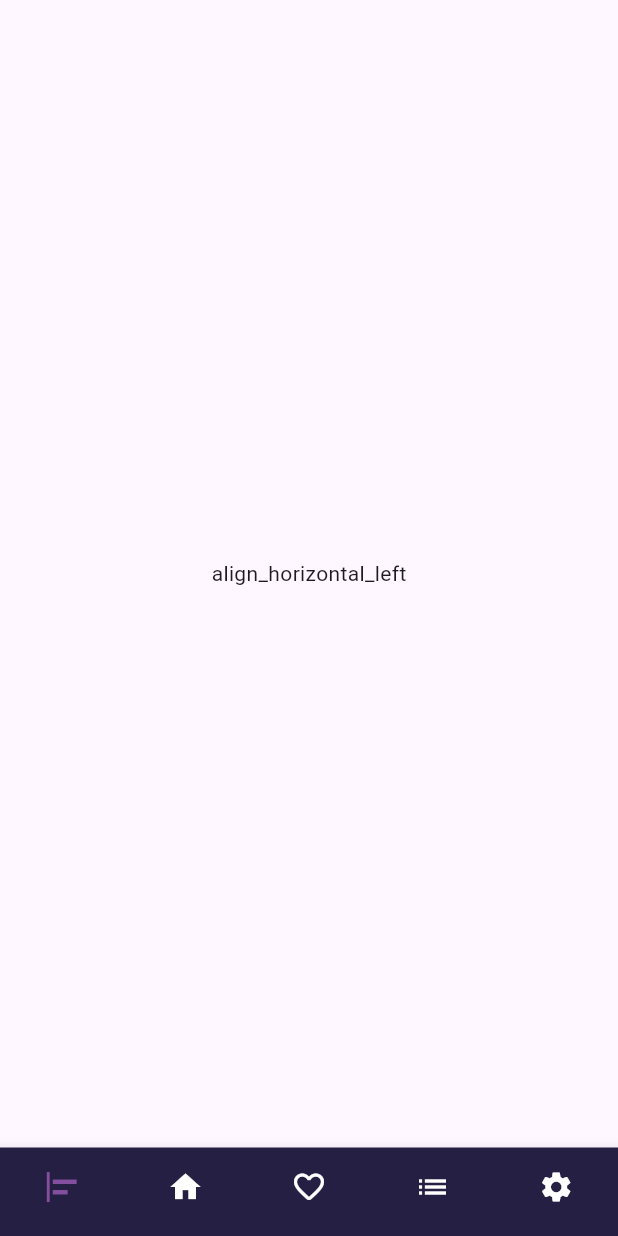
After one commit to abdallahalqisy/music_app, a Flutter app: the MainHomeScreen screen opened by its route, on a phone screen of 412 x 824 dp. The commit adds this screen. Run offline on Flutter 3.47's test engine with Material 3 defaults, Android fonts, the phone set to English and light mode, and no system bars.

Commit message:
create home page p1

```diff
--- a/music/lib/controller/home_controller.dart
+++ b/music/lib/controller/main_home_controller.dart
@@ -1,6 +1,7 @@
 import 'package:flutter/material.dart';
+import 'package:music/screens/home_screen.dart';
 
-class HomeController {
+class MainHomeController {
   static List<Icon> homeIcon = [
     Icon(Icons.align_horizontal_left),
     Icon(Icons.home),
@@ -14,11 +15,7 @@ class HomeController {
         child: Text('align_horizontal_left'),
       ),
     ),
-    const Scaffold(
-      body: Center(
-        child: Text('home'),
-      ),
-    ),
+    HomeScreen(),
     const Scaffold(
       body: Center(
         child: Text('favorite_outline_rounded'),
--- a/music/lib/my_app.dart
+++ b/music/lib/my_app.dart
@@ -1,5 +1,5 @@
 import 'package:flutter/material.dart';
-import 'package:music/screens/home_screen.dart';
+import 'package:music/screens/main_home_screen.dart';
 import 'package:music/screens/on_borarding_screen.dart';
 import 'package:music/screens/splash_screen.dart';
 
@@ -19,7 +19,7 @@ class MyApp extends StatelessWidget {
       routes: {
         SplashScreen.id: (context) => SplashScreen(),
         OnBoardingScreen.id: (context) => OnBoardingScreen(),
-        HomeScreen.id: (context) => HomeScreen()
+        MainHomeScreen.id: (context) => MainHomeScreen()
       },
     );
   }
--- /dev/null
+++ b/music/lib/screens/main_home_screen.dart
@@ -0,0 +1,30 @@
+import 'package:flutter/cupertino.dart';
+import 'package:flutter/material.dart';
+import 'package:music/controller/main_home_controller.dart';
+import 'package:music/widgets/custom_main_home_niva_bar.dart';
+
+class MainHomeScreen extends StatefulWidget {
+  const MainHomeScreen({super.key});
+
+  static String id = 'HomeScreen';
+
+  @override
+  State<MainHomeScreen> createState() => _MainHomeScreenState();
+}
+
+class _MainHomeScreenState extends State<MainHomeScreen> {
+  int index = 0;
+  @override
+  Widget build(BuildContext context) {
+    return Scaffold(
+      body: MainHomeController.homePages[index],
+      bottomNavigationBar: CustomNivaBar(
+        index: index,
+        onTap: (int value) {
+          index = value;
+          setState(() {});
+        },
+      ),
+    );
+  }
+}
--- a/music/lib/screens/on_borarding_screen.dart
+++ b/music/lib/screens/on_borarding_screen.dart
@@ -1,6 +1,6 @@
 import 'package:flutter/material.dart';
 import 'package:flutter/widgets.dart';
-import 'package:music/screens/home_screen.dart';
+import 'package:music/screens/main_home_screen.dart';
 import 'package:music/widgets/constant.dart';
 import 'package:music/widgets/custom_button.dart';
 import 'package:music/widgets/custom_image_boarding_page.dart';
@@ -42,7 +42,7 @@ class OnBoardingScreen extends StatelessWidget {
                 CustomButton(
                   text: 'Get Started',
                   onPressed: () {
-                    Navigator.pushNamed(context, HomeScreen.id);
+                    Navigator.pushNamed(context, MainHomeScreen.id);
                   },
                 ),
                 CustomImageBoardingPage(),
--- a/music/lib/widgets/custom_niva_bar.dart
+++ b/music/lib/widgets/custom_main_home_niva_bar.dart
@@ -1,5 +1,5 @@
 import 'package:flutter/material.dart';
-import 'package:music/controller/home_controller.dart';
+import 'package:music/controller/main_home_controller.dart';
 
 class CustomNivaBar extends StatelessWidget {
   const CustomNivaBar({required this.onTap, required this.index});
@@ -17,9 +17,9 @@ class CustomNivaBar extends StatelessWidget {
         backgroundColor: Color(0xff261F44),
         type: BottomNavigationBarType.fixed,
         items: [
-          for (int i = 0; i < HomeController.homeIcon.length; i++)
+          for (int i = 0; i < MainHomeController.homeIcon.length; i++)
             BottomNavigationBarItem(
-                icon: HomeController.homeIcon[i], label: ''),
+                icon: MainHomeController.homeIcon[i], label: ''),
         ]);
   }
 }
```
Also changed, not shown: music/lib/screens/home_screen.dart (+27 -20 lines), music/lib/widgets/custom_text_field_home_screen.dart (added, +29 -0 lines), music/lib/widgets/custom_text_home_screen.dart (added, +17 -0 lines), music/Assets/images/Mask group (1).png (added), music/Assets/images/Mask group (2).png (added), music/Assets/images/Mask group.png (added).
